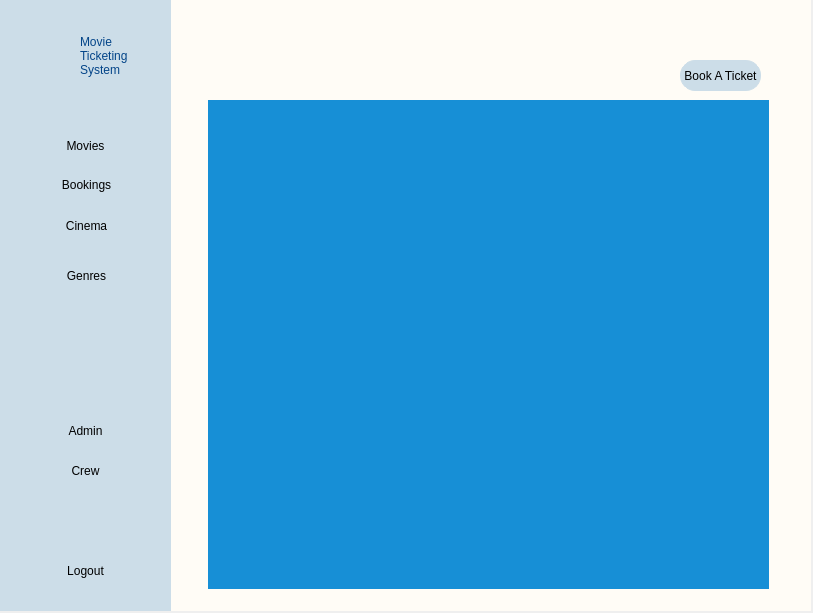
Qt form Ui_Files/movies.ui (edejeed/Movie-Ticketing) before a commit.
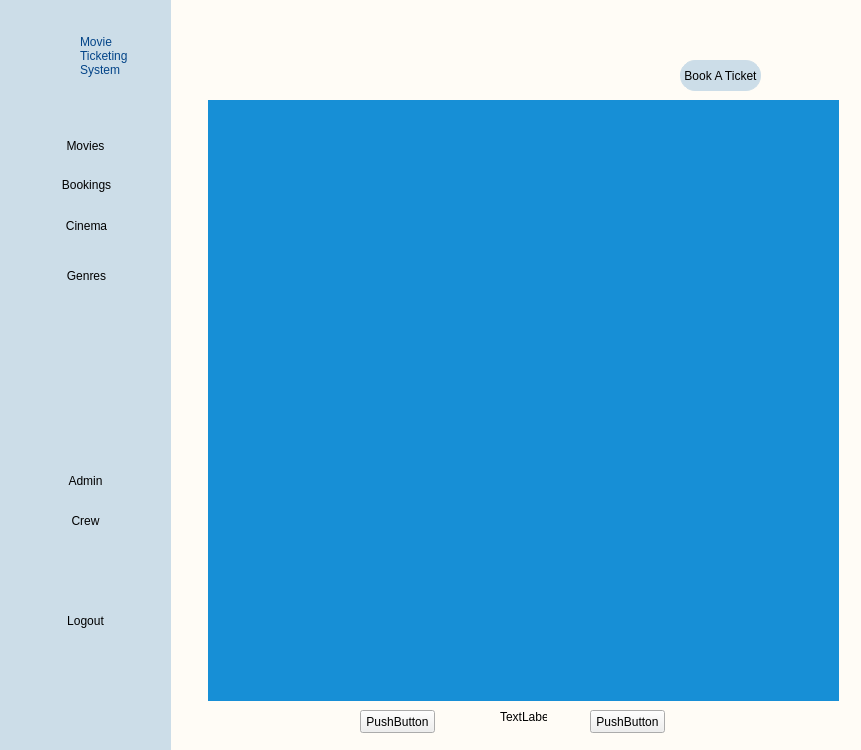
The same form after that commit. The open tabs and pages were chosen to show the change. Icons and pictures are not drawn.

Commit message: add load shows in movie and some other changes na nakalimot nako

```diff
--- a/Ui_Files/movies.ui
+++ b/Ui_Files/movies.ui
@@ -6,8 +6,8 @@
    <rect>
     <x>0</x>
     <y>0</y>
-    <width>813</width>
-    <height>613</height>
+    <width>861</width>
+    <height>750</height>
    </rect>
   </property>
   <property name="windowTitle">
@@ -20,7 +20,7 @@
       <x>0</x>
       <y>0</y>
       <width>171</width>
-      <height>611</height>
+      <height>751</height>
      </rect>
     </property>
     <property name="styleSheet">
@@ -137,7 +137,7 @@
      <property name="geometry">
       <rect>
        <x>20</x>
-       <y>410</y>
+       <y>460</y>
        <width>131</width>
        <height>41</height>
       </rect>
@@ -163,7 +163,7 @@
      <property name="geometry">
       <rect>
        <x>20</x>
-       <y>450</y>
+       <y>500</y>
        <width>131</width>
        <height>41</height>
       </rect>
@@ -189,7 +189,7 @@
      <property name="geometry">
       <rect>
        <x>20</x>
-       <y>550</y>
+       <y>600</y>
        <width>131</width>
        <height>41</height>
       </rect>
@@ -269,8 +269,8 @@
      <rect>
       <x>160</x>
       <y>0</y>
-      <width>651</width>
-      <height>611</height>
+      <width>701</width>
+      <height>751</height>
      </rect>
     </property>
     <property name="styleSheet">
@@ -383,8 +383,8 @@
       <rect>
        <x>48</x>
        <y>100</y>
-       <width>561</width>
-       <height>489</height>
+       <width>631</width>
+       <height>601</height>
       </rect>
      </property>
      <property name="styleSheet">
@@ -418,52 +418,8 @@
        </layout>
       </widget>
      </widget>
-     <widget class="QWidget" name="page_2">
-      <widget class="QWidget" name="gridLayoutWidget_2">
-       <property name="geometry">
-        <rect>
-         <x>0</x>
-         <y>0</y>
-         <width>561</width>
-         <height>491</height>
-        </rect>
-       </property>
-       <layout class="QGridLayout" name="gridLayout_2">
-        <property name="leftMargin">
-         <number>0</number>
-        </property>
-        <property name="topMargin">
-         <number>0</number>
-        </property>
-        <property name="verticalSpacing">
-         <number>0</number>
-        </property>
-       </layout>
-      </widget>
-     </widget>
-     <widget class="QWidget" name="page_3">
-      <widget class="QWidget" name="gridLayoutWidget_3">
-       <property name="geometry">
-        <rect>
-         <x>0</x>
-         <y>0</y>
-         <width>561</width>
-         <height>491</height>
-        </rect>
-       </property>
-       <layout class="QGridLayout" name="gridLayout_3">
-        <property name="leftMargin">
-         <number>0</number>
-        </property>
-        <property name="topMargin">
-         <number>0</number>
-        </property>
-        <property name="verticalSpacing">
-         <number>0</number>
-        </property>
-       </layout>
-      </widget>
-     </widget>
+     <widget class="QWidget" name="page_2"/>
+     <widget class="QWidget" name="page_3"/>
     </widget>
     <widget class="QPushButton" name="prevButton">
      <property name="geometry">
@@ -550,6 +506,45 @@
       <bool>true</bool>
      </property>
     </widget>
+    <widget class="QPushButton" name="next">
+     <property name="geometry">
+      <rect>
+       <x>430</x>
+       <y>710</y>
+       <width>75</width>
+       <height>23</height>
+      </rect>
+     </property>
+     <property name="text">
+      <string>PushButton</string>
+     </property>
+    </widget>
+    <widget class="QPushButton" name="back">
+     <property name="geometry">
+      <rect>
+       <x>200</x>
+       <y>710</y>
+       <width>75</width>
+       <height>23</height>
+      </rect>
+     </property>
+     <property name="text">
+      <string>PushButton</string>
+     </property>
+    </widget>
+    <widget class="QLabel" name="page_4">
+     <property name="geometry">
+      <rect>
+       <x>340</x>
+       <y>710</y>
+       <width>47</width>
+       <height>13</height>
+      </rect>
+     </property>
+     <property name="text">
+      <string>TextLabel</string>
+     </property>
+    </widget>
    </widget>
    <zorder>mainBG</zorder>
    <zorder>navigationBG</zorder>
```
Left out of the diff: 12 changed lines with no effect on the pictures. The commit also changes 7 other files.
